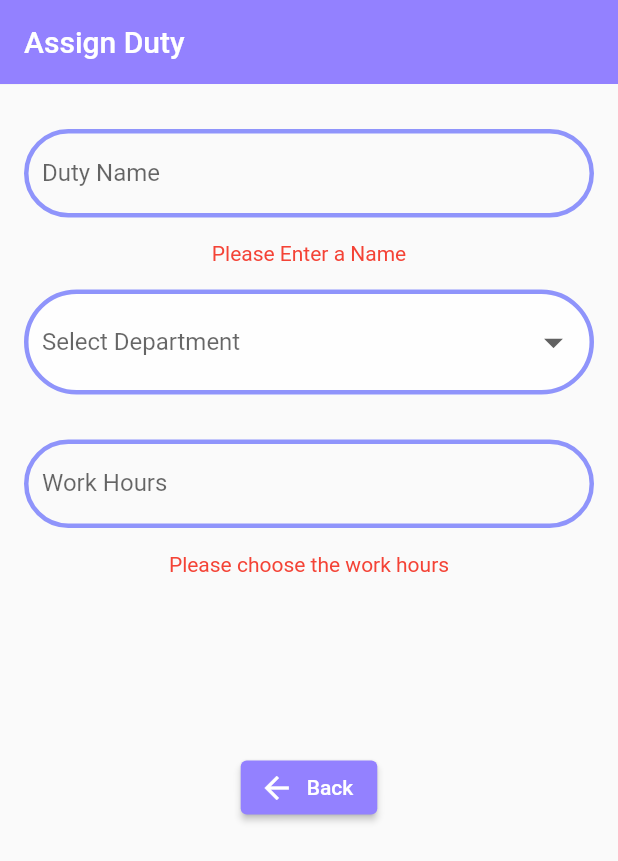
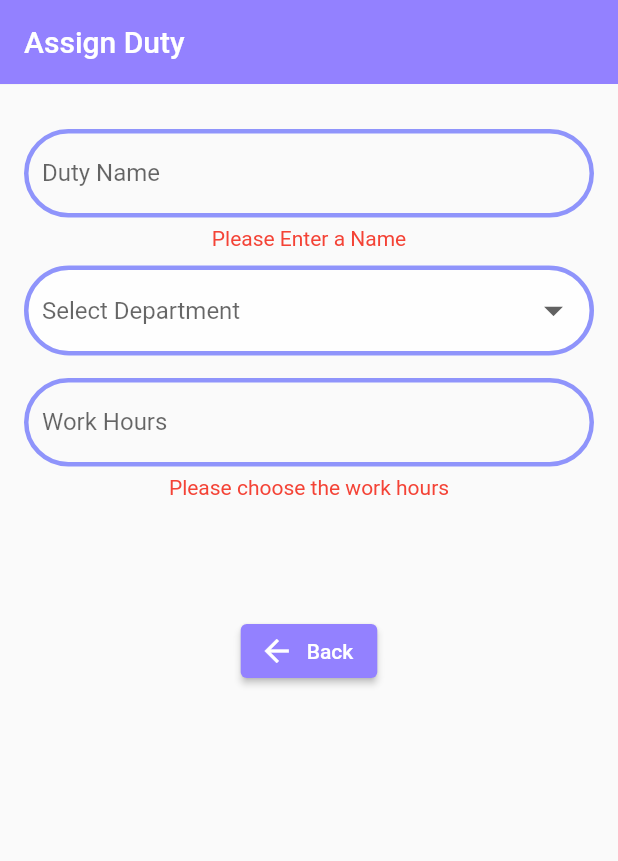
Before and after one commit to aadhi-prem/Duty-Normalizer-App, a Flutter app: the assign screen opened directly, on a phone screen of 412 x 824 dp. Shown: the top 861 px of the screen. Run offline on Flutter 3.47's test engine with Material 2 defaults, Android fonts, the phone set to English and light mode, and no system bars; our stand-ins replace csv, dotted_border, file_picker, fluttertoast, open_file and 3 more; missing offline and left inert: dart:ffi; accounts and stored records are empty; project files that could hold a hidden picture were left out.

Commit message:
Add files via upload
UI small change

```diff
--- a/lib/assign.dart
+++ b/lib/assign.dart
@@ -143,7 +143,7 @@ class _AssignState extends State<assign> {
                   },
                 ),
               ),
-              const SizedBox(height: 16),
+              const SizedBox(height: 6),
               if (_warningTextn.isNotEmpty) Container(
                 padding: EdgeInsets.symmetric(horizontal: 16),
                 child: Text(
@@ -153,11 +153,11 @@ class _AssignState extends State<assign> {
                   ),
                 ),
               ),
-              const SizedBox(height: 16),
+              const SizedBox(height: 10),
               Padding(
                 padding: const EdgeInsets.symmetric(horizontal: 2.0,vertical: 0),
                 child: Container(
-                  width: 380,height: 90,
+                  width: 380,height: 60,
                   child: DropdownButtonFormField(
                     decoration: InputDecoration(
                       enabledBorder: OutlineInputBorder(
@@ -196,7 +196,7 @@ class _AssignState extends State<assign> {
                   ),
                 ),
               ),
-              SizedBox(height: 10,),
+              SizedBox(height: 15,),
               Container(
                 width: 380,
                 child: TextField(
@@ -231,7 +231,7 @@ class _AssignState extends State<assign> {
                   },
                 ),
               ),
-              const SizedBox(height: 16),
+              const SizedBox(height: 6),
               if (warningTexth.isNotEmpty) Container(
                 padding: EdgeInsets.symmetric(horizontal: 16),
                 child: Text(
@@ -241,7 +241,7 @@ class _AssignState extends State<assign> {
                   ),
                 ),
               ),
-              const SizedBox(height: 16),
+              const SizedBox(height: 10),
               Visibility(
                 visible: dept != null,
                 child: Container(
@@ -281,7 +281,7 @@ class _AssignState extends State<assign> {
                   ),
                 ),
               ),
-              const SizedBox(height: 16),
+              const SizedBox(height: 6),
               if (_warningTextm.isNotEmpty) Container(
                 padding: EdgeInsets.symmetric(horizontal: 16),
                 child: Text(
@@ -291,7 +291,7 @@ class _AssignState extends State<assign> {
                   ),
                 ),
               ),
-              const SizedBox(height: 16),
+              const SizedBox(height: 10),
               Visibility(
                 visible: dept!=null,
                 child:Container(
@@ -331,7 +331,7 @@ class _AssignState extends State<assign> {
                   ),
                 ),
               ),
-              const SizedBox(height: 16),
+              const SizedBox(height: 6),
               if (_warningTextp.isNotEmpty) Container(
                 padding: EdgeInsets.symmetric(horizontal: 16),
                 child: Text(
@@ -341,7 +341,7 @@ class _AssignState extends State<assign> {
                   ),
                 ),
               ),
-              const SizedBox(height: 16),
+              const SizedBox(height: 10),
               Visibility(
                 visible: dept!=null,
                 child: Container(
@@ -381,7 +381,7 @@ class _AssignState extends State<assign> {
                   ),
                 ),),
 
-              const SizedBox(height: 16),
+              const SizedBox(height: 14),
               if (_warningTexta.isNotEmpty) Container(
                 padding: EdgeInsets.symmetric(horizontal: 16),
                 child: Text(
@@ -393,6 +393,8 @@ class _AssignState extends State<assign> {
               ),
               const SizedBox(height: 16),
               Visibility(visible: dept!=null,
+                child: Container(
+                  width: 90,
                   child: ElevatedButton(
                     style: ElevatedButton.styleFrom(
                       primary: Color(0xff0077b6),
@@ -440,7 +442,10 @@ class _AssignState extends State<assign> {
                           );
                         }
                       }
-                    , child: Text("Submit")),),
+                      , child: Text("Submit")
+                  ),
+                ),
+              ),
                 SizedBox(height:5),
               ElevatedButton.icon(
                 icon: Icon(Icons.arrow_back),
```
Lines whose indentation alone changed are shown as unchanged.
